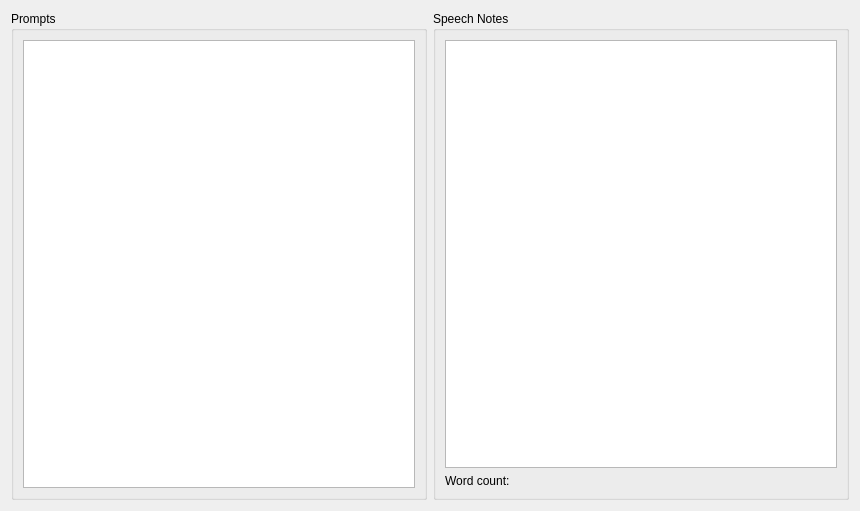
This is src/pages/speechnotes.ui in Icosahunter/speechy-keen as Qt 5 draws it before an edit. The edited form follows.
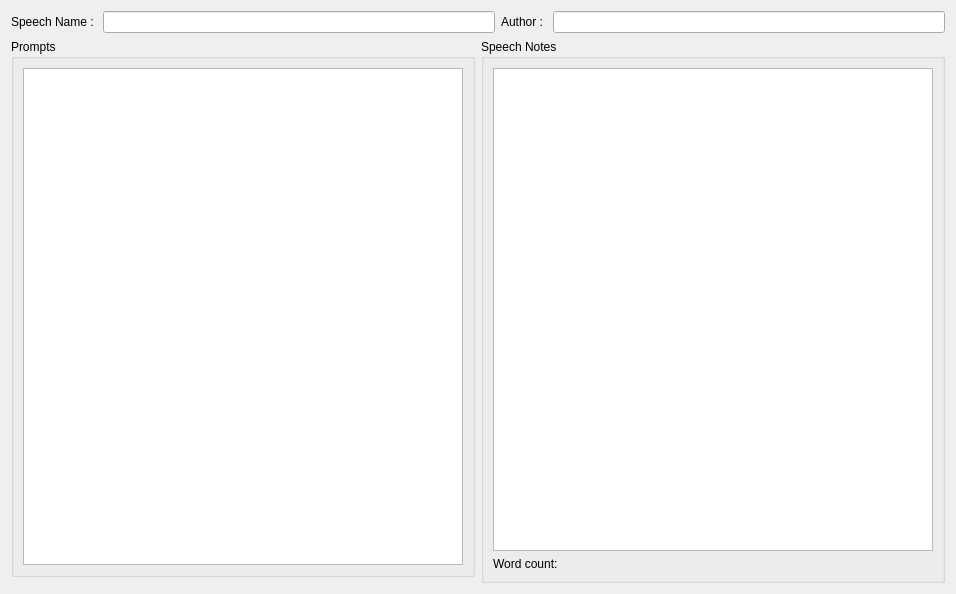
This is the edited form.

Commit message: Almost got speech report building done.

Diff of the .ui file:
```diff
--- a/src/pages/speechnotes.ui
+++ b/src/pages/speechnotes.ui
@@ -6,15 +6,39 @@
    <rect>
     <x>0</x>
     <y>0</y>
-    <width>860</width>
-    <height>511</height>
+    <width>956</width>
+    <height>594</height>
    </rect>
   </property>
   <property name="windowTitle">
    <string>Form</string>
   </property>
-  <layout class="QHBoxLayout" name="horizontalLayout">
-   <item>
+  <layout class="QGridLayout" name="gridLayout">
+   <item row="0" column="0" colspan="2">
+    <layout class="QHBoxLayout" name="horizontalLayout">
+     <item>
+      <widget class="QLabel" name="speechNameLabel">
+       <property name="text">
+        <string>Speech Name : </string>
+       </property>
+      </widget>
+     </item>
+     <item>
+      <widget class="QLineEdit" name="speechNameEdit"/>
+     </item>
+     <item>
+      <widget class="QLabel" name="authorLabel">
+       <property name="text">
+        <string>Author : </string>
+       </property>
+      </widget>
+     </item>
+     <item>
+      <widget class="QLineEdit" name="authorEdit"/>
+     </item>
+    </layout>
+   </item>
+   <item row="2" column="0">
     <widget class="QGroupBox" name="promptGroupBox">
      <property name="title">
       <string>Prompts</string>
@@ -26,7 +50,7 @@
      </layout>
     </widget>
    </item>
-   <item>
+   <item row="2" column="1" rowspan="2">
     <widget class="QGroupBox" name="speechNotesGroupBox">
      <property name="title">
       <string>Speech Notes</string>
```
The commit also changes 8 other files.
